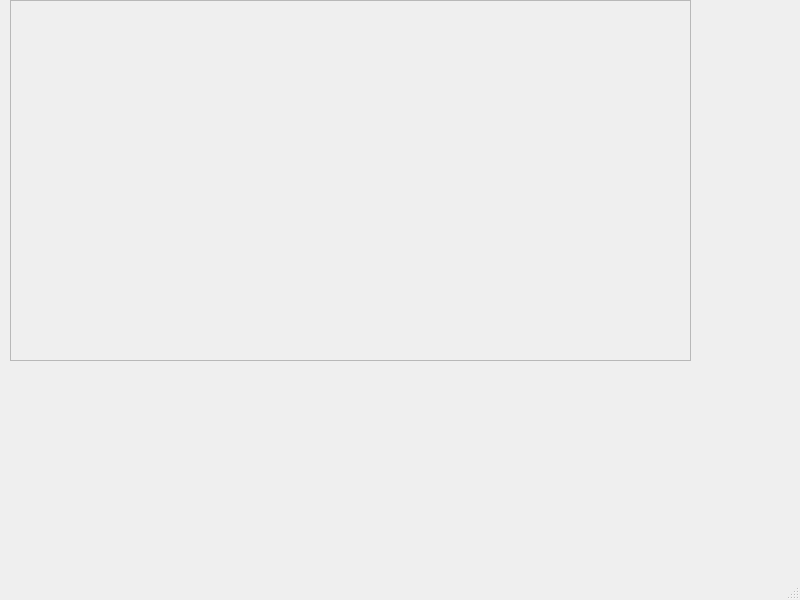
This is graphdrawer/mainwindow.ui in bartspl860/graphdrawer as Qt 5 draws it before an edit. The edited form follows.
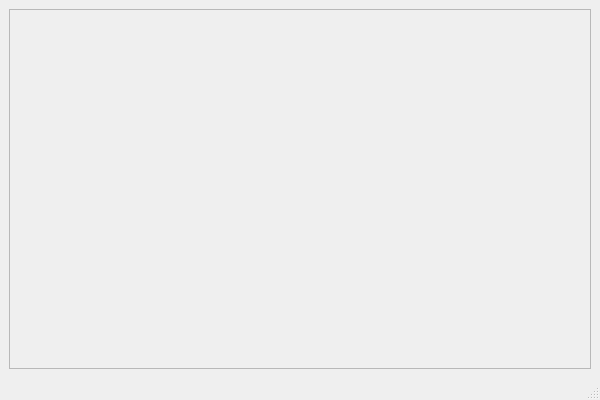
This is the edited form.

What changed in the file:
```diff
--- a/graphdrawer/mainwindow.ui
+++ b/graphdrawer/mainwindow.ui
@@ -6,23 +6,17 @@
    <rect>
     <x>0</x>
     <y>0</y>
-    <width>800</width>
-    <height>600</height>
+    <width>600</width>
+    <height>400</height>
    </rect>
   </property>
   <property name="windowTitle">
    <string>MainWindow</string>
   </property>
   <widget class="QWidget" name="centralwidget">
+   <layout class="QGridLayout" name="gridLayout">
+    <item row="0" column="0">
    <widget class="QFrame" name="frame">
-    <property name="geometry">
-     <rect>
-      <x>10</x>
-      <y>0</y>
-      <width>681</width>
-      <height>361</height>
-     </rect>
-    </property>
     <property name="frameShape">
      <enum>QFrame::StyledPanel</enum>
     </property>
@@ -30,6 +24,8 @@
      <enum>QFrame::Raised</enum>
     </property>
    </widget>
+    </item>
+   </layout>
   </widget>
   <widget class="QMenuBar" name="menubar">
    <property name="geometry">
```
Left out of the diff: 2 changed lines with no effect on the pictures. Lines whose indentation alone changed are shown as unchanged.
